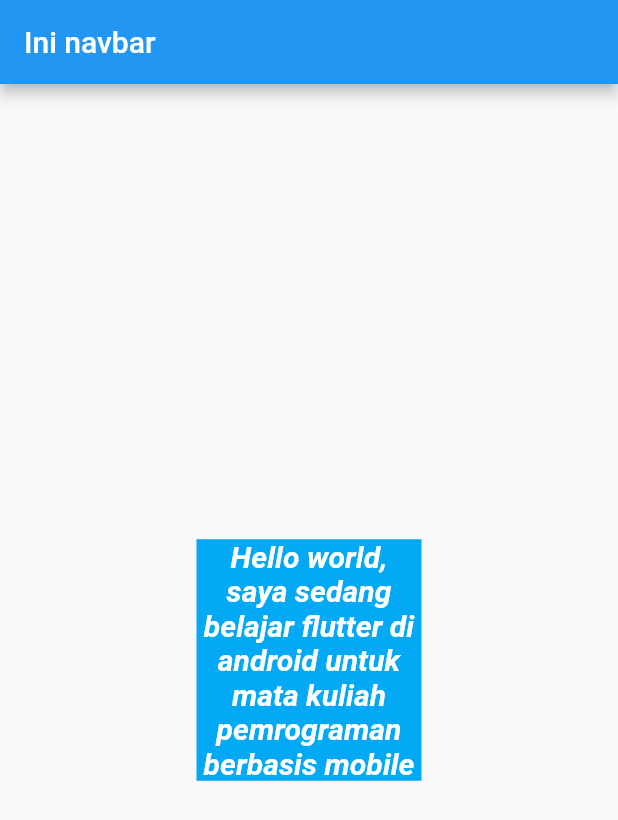
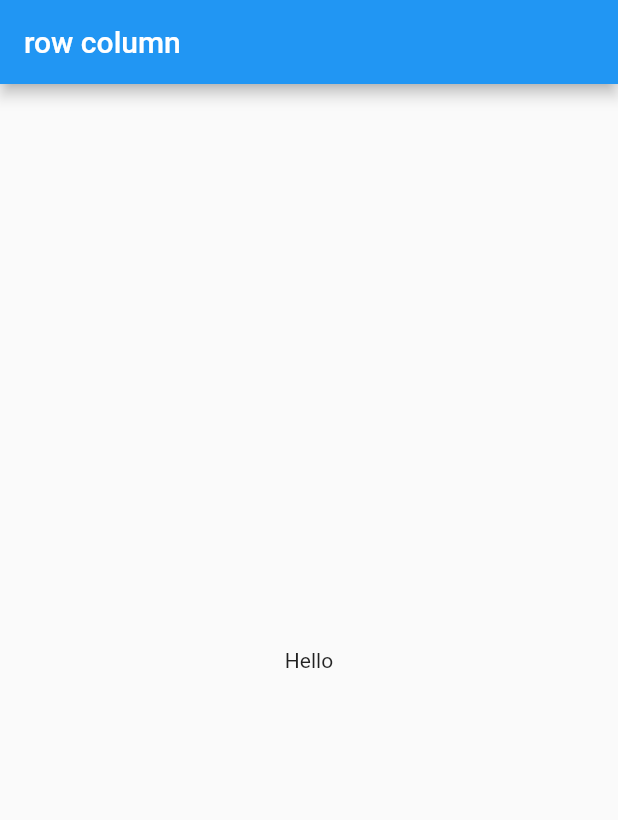
Before and after one commit to gunzxx/Flutter-Learn, a Flutter app: the screen it shows after launch, on a phone screen of 412 x 824 dp. Shown: the top 820 px of the screen. Run offline on Flutter 3.47's test engine with Material 2 defaults, Android fonts, the phone set to English and light mode, and no system bars.

Commit message:
row column

```diff
--- a/f_01/lib/main.dart
+++ b/f_01/lib/main.dart
@@ -8,31 +8,13 @@ class MyApp extends StatelessWidget {
   @override
   Widget build(BuildContext context) {
     return MaterialApp(
-      debugShowCheckedModeBanner: false,
-      // darkTheme: true,
       home: Scaffold(
         appBar: AppBar(
-          title: const Text("Ini navbar"),
+          title: Text("row column"),
         ),
         body: Center(
-            child: Container(
-          color: Colors.lightBlue,
-          width: 150,
-          // height: 50,
-          child: const Text(
-            "Hello world, saya sedang belajar flutter di android untuk mata kuliah pemrograman berbasis mobile",
-            // maxLines: 2,
-            overflow: TextOverflow.clip,
-            // softWrap: false,
-            textAlign: TextAlign.center,
-            style: TextStyle(
-              color: Colors.white,
-              fontStyle: FontStyle.italic,
-              fontWeight: FontWeight.bold,
-              fontSize: 20,
-            ),
-          ),
-        )),
+          child: Text("Hello"),
+        ),
       ),
     );
   }
```
